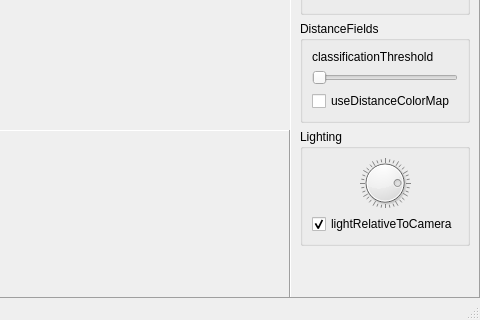
The window that Widgets/NQVTKWindow.ui (bwrrp/nqvtk) describes before a commit, drawn with Qt 5; both pictures show x 320 to 800 and y 380 to 700 of the 800 by 700 pixel window.
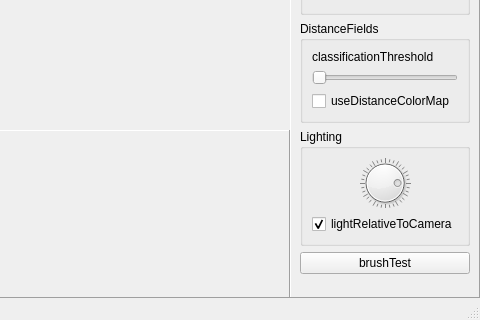
The same window after the commit. Custom widgets are drawn as their Qt base class.

Commit message: PointFilteringRenderer now extracts the ids of points where the mask is non-zero. Added simple test using the brusher on the main view.

What changed in the file:
```diff
--- a/Widgets/NQVTKWindow.ui
+++ b/Widgets/NQVTKWindow.ui
@@ -376,6 +376,13 @@
           </layout>
          </widget>
         </item>
+        <item>
+         <widget class="QPushButton" name="brushTest" >
+          <property name="text" >
+           <string>brushTest</string>
+          </property>
+         </widget>
+        </item>
         <item>
          <spacer name="verticalSpacer" >
           <property name="orientation" >
```
The commit also changes 4 other files.
